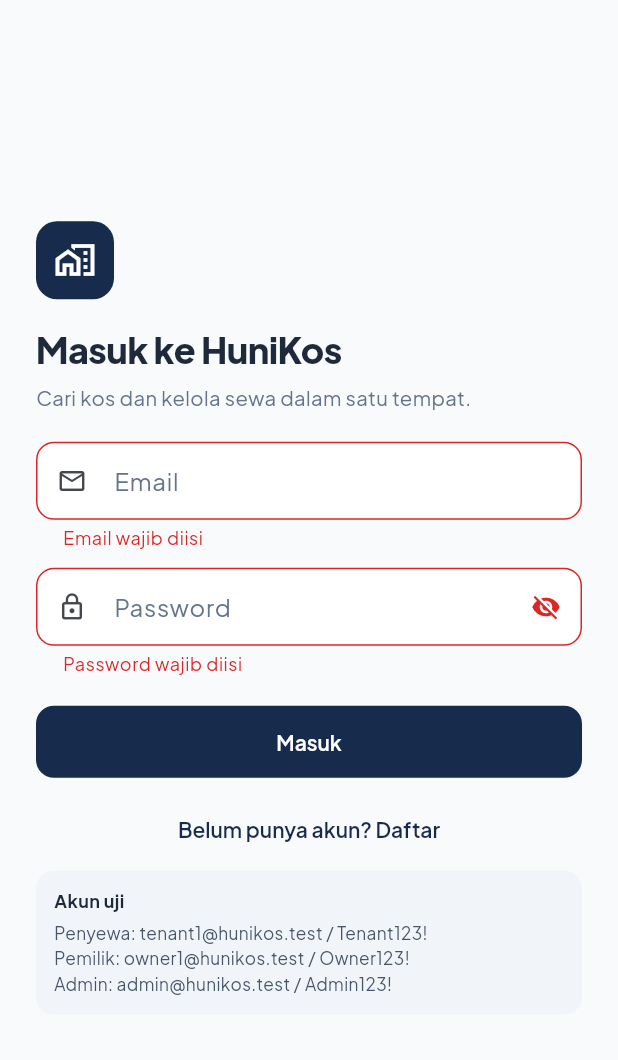
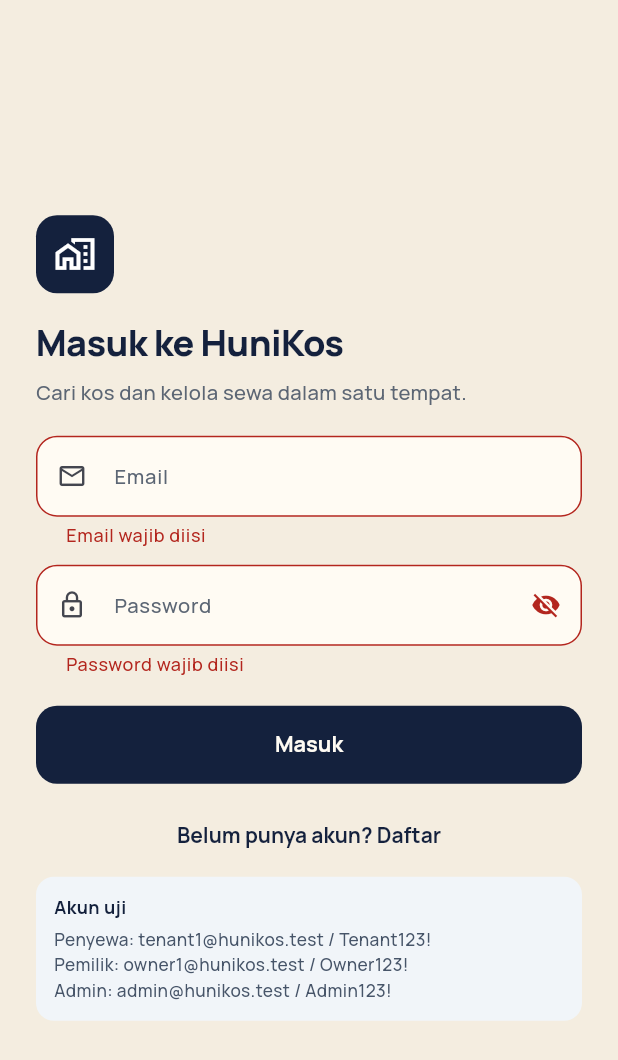
Before and after one commit to willdannaltairr/HuniKos-Flutter, a Flutter app: the screen it shows after launch, after a tap on "Masuk", on a phone screen of 412 x 824 dp. Shown: the top 1060 px of the screen. Run offline on Flutter 3.47's test engine with Material 3 defaults, Android fonts, the phone set to English and light mode, and no system bars; our stand-ins replace cached_network_image, dio, flutter_secure_storage, go_router, google_fonts, image_picker; accounts and stored records are empty; network calls fail.

Commit message:
feat(mobile): restyle theme with navy, cream and gold palette

```diff
--- a/lib/core/theme.dart
+++ b/lib/core/theme.dart
@@ -1,68 +1,127 @@
 import 'package:flutter/material.dart';
 import 'package:google_fonts/google_fonts.dart';
 
-/// Warna dari panduan desain. Warna teks status lebih gelap daripada warna
-/// ikon supaya kontrasnya cukup saat dipakai sebagai huruf.
+/// Palet HuniKos: navy tua, krem hangat, dan emas sebagai aksen.
+/// Varian teks emas lebih gelap supaya kontrasnya cukup di atas krem.
 class AppColors {
   const AppColors._();
 
-  static const primary = Color(0xFF172B4D);
-  static const background = Color(0xFFF8FAFC);
-  static const surface = Color(0xFFFFFFFF);
-  static const textPrimary = Color(0xFF1E293B);
-  static const textSecondary = Color(0xFF64748B);
-  static const blueTint = Color(0xFFEAF2FF);
-  static const border = Color(0xFFE2E8F0);
-  static const danger = Color(0xFFDC2626);
+  static const navy = Color(0xFF14213D);
+  static const navySoft = Color(0xFF22314F);
+  static const cream = Color(0xFFF4EDE0);
+  static const ivory = Color(0xFFFFFBF3);
+  static const gold = Color(0xFFC8A951);
+  static const goldSoft = Color(0xFFF2E8CF);
+  static const goldDeep = Color(0xFF8A6A22);
 
-  static const success = Color(0xFF16A34A);
-  static const successText = Color(0xFF15803D);
-  static const warning = Color(0xFFF59E0B);
-  static const warningText = Color(0xFFB45309);
-  static const dangerText = Color(0xFFB91C1C);
-  static const neutralText = Color(0xFF475569);
+  // Nama lama dipertahankan agar layar lain tidak perlu diubah sekaligus.
+  static const primary = navy;
+  static const background = cream;
+  static const surface = ivory;
+  static const textPrimary = navy;
+  static const textSecondary = Color(0xFF5C6674);
+  static const blueTint = Color(0xFFE8E5DA);
+  static const border = Color(0xFFE3DAC9);
+  static const danger = Color(0xFFB3261E);
+
+  static const success = Color(0xFF2F7D4F);
+  static const successText = Color(0xFF1F6B41);
+  static const warning = Color(0xFFB7791F);
+  static const warningText = Color(0xFF8A5A12);
+  static const dangerText = Color(0xFF9B1C1C);
+  static const neutralText = Color(0xFF5C6674);
+
+  /// Warna tipis untuk latar kartu di atas krem.
+  static const shim = Color(0x14000000);
+}
+
+class AppFonts {
+  const AppFonts._();
+
+  /// Serif untuk judul besar agar terasa seperti majalah perjalanan.
+  static const display = 'Fraunces';
+
+  /// Sans geometris untuk isi dan tombol: lembut dibaca di ukuran kecil.
+  static const body = 'Manrope';
+
+  static TextStyle title(double size, {FontWeight weight = FontWeight.w600, Color? color}) {
+    return GoogleFonts.fraunces(
+      fontSize: size,
+      fontWeight: weight,
+      color: color ?? AppColors.textPrimary,
+      height: 1.2,
+      letterSpacing: -0.4,
+    );
+  }
+
+  static TextStyle label(double size, {FontWeight weight = FontWeight.w600, Color? color}) {
+    return GoogleFonts.manrope(
+      fontSize: size,
+      fontWeight: weight,
+      color: color ?? AppColors.textPrimary,
+    );
+  }
 }
 
 class AppTheme {
   const AppTheme._();
 
   static ThemeData build() {
-    final baseText = GoogleFonts.plusJakartaSansTextTheme();
+    final body = GoogleFonts.manropeTextTheme(ThemeData.light().textTheme);
+
+    // Judul memakai serif; isi tetap sans agar form dan tabel mudah dibaca.
+    final textTheme = body.copyWith(
+      displayLarge: AppFonts.title(42, weight: FontWeight.w700),
+      displayMedium: AppFonts.title(36, weight: FontWeight.w700),
+      displaySmall: AppFonts.title(30, weight: FontWeight.w700),
+      headlineLarge: AppFonts.title(28, weight: FontWeight.w700),
+      headlineMedium: AppFonts.title(24, weight: FontWeight.w700),
+      headlineSmall: AppFonts.title(21, weight: FontWeight.w600),
+      titleLarge: AppFonts.title(19, weight: FontWeight.w600),
+      bodyLarge: AppFonts.label(15, weight: FontWeight.w500, color: AppColors.textPrimary),
+      bodyMedium: AppFonts.label(13.5, weight: FontWeight.w500, color: AppColors.textPrimary),
+      bodySmall: AppFonts.label(12, weight: FontWeight.w500, color: AppColors.textSecondary),
+      labelLarge: AppFonts.label(14, weight: FontWeight.w700),
+      labelMedium: AppFonts.label(12, weight: FontWeight.w600),
+      labelSmall: AppFonts.label(11, weight: FontWeight.w600, color: AppColors.textSecondary),
+    );
+
     final colorScheme = ColorScheme.fromSeed(
-      seedColor: AppColors.primary,
+      seedColor: AppColors.navy,
       brightness: Brightness.light,
     ).copyWith(
-      primary: AppColors.primary,
-      surface: AppColors.surface,
+      primary: AppColors.navy,
+      onPrimary: AppColors.ivory,
+      secondary: AppColors.gold,
+      onSecondary: AppColors.navy,
+      surface: AppColors.ivory,
+      onSurface: AppColors.textPrimary,
+      outlineVariant: AppColors.border,
       error: AppColors.danger,
     );
 
     return ThemeData(
       useMaterial3: true,
       colorScheme: colorScheme,
+      fontFamily: AppFonts.body,
       scaffoldBackgroundColor: AppColors.background,
-      textTheme: baseText.apply(
-        bodyColor: AppColors.textPrimary,
-        displayColor: AppColors.textPrimary,
-      ),
+      textTheme: textTheme,
       appBarTheme: AppBarTheme(
-        backgroundColor: AppColors.surface,
+        backgroundColor: AppColors.cream,
         foregroundColor: AppColors.textPrimary,
+        surfaceTintColor: Colors.transparent,
         elevation: 0,
-        scrolledUnderElevation: 0.5,
+        scrolledUnderElevation: 0,
         centerTitle: false,
-        titleTextStyle: GoogleFonts.plusJakartaSans(
-          fontSize: 18,
-          fontWeight: FontWeight.w700,
-          color: AppColors.textPrimary,
-        ),
+        titleTextStyle: AppFonts.title(20, weight: FontWeight.w600),
       ),
       cardTheme: CardThemeData(
         color: AppColors.surface,
+        surfaceTintColor: Colors.transparent,
         elevation: 0,
         margin: EdgeInsets.zero,
         shape: RoundedRectangleBorder(
-          borderRadius: BorderRadius.circular(16),
+          borderRadius: BorderRadius.circular(20),
           side: const BorderSide(color: AppColors.border),
         ),
       ),
@@ -74,80 +133,98 @@ class AppTheme {
       inputDecorationTheme: InputDecorationTheme(
         filled: true,
         fillColor: AppColors.surface,
-        contentPadding: const EdgeInsets.symmetric(horizontal: 14, vertical: 14),
+        contentPadding: const EdgeInsets.symmetric(horizontal: 16, vertical: 16),
+        hintStyle: AppFonts.label(13.5, weight: FontWeight.w500, color: AppColors.textSecondary),
+        labelStyle: AppFonts.label(13.5, weight: FontWeight.w500, color: AppColors.textSecondary),
         border: _inputBorder(AppColors.border),
         enabledBorder: _inputBorder(AppColors.border),
-        focusedBorder: _inputBorder(AppColors.primary, width: 1.6),
+        focusedBorder: _inputBorder(AppColors.navy, width: 1.6),
         errorBorder: _inputBorder(AppColors.danger),
         focusedErrorBorder: _inputBorder(AppColors.danger, width: 1.6),
-        hintStyle: const TextStyle(color: AppColors.textSecondary),
-        labelStyle: const TextStyle(color: AppColors.textSecondary),
       ),
       filledButtonTheme: FilledButtonThemeData(
         style: FilledButton.styleFrom(
-          backgroundColor: AppColors.primary,
-          foregroundColor: Colors.white,
-          minimumSize: const Size.fromHeight(48),
-          shape: RoundedRectangleBorder(borderRadius: BorderRadius.circular(12)),
-          textStyle: GoogleFonts.plusJakartaSans(fontWeight: FontWeight.w600),
+          backgroundColor: AppColors.navy,
+          foregroundColor: AppColors.ivory,
+          minimumSize: const Size.fromHeight(52),
+          padding: const EdgeInsets.symmetric(horizontal: 20),
+          shape: RoundedRectangleBorder(borderRadius: BorderRadius.circular(14)),
+          textStyle: AppFonts.label(14.5, weight: FontWeight.w700),
         ),
       ),
       outlinedButtonTheme: OutlinedButtonThemeData(
         style: OutlinedButton.styleFrom(
-          foregroundColor: AppColors.primary,
-          minimumSize: const Size.fromHeight(48),
-          side: const BorderSide(color: AppColors.border),
-          shape: RoundedRectangleBorder(borderRadius: BorderRadius.circular(12)),
-          textStyle: GoogleFonts.plusJakartaSans(fontWeight: FontWeight.w600),
+          foregroundColor: AppColors.navy,
+          minimumSize: const Size.fromHeight(52),
+          side: const BorderSide(color: AppColors.navy),
+          shape: RoundedRectangleBorder(borderRadius: BorderRadius.circular(14)),
+          textStyle: AppFonts.label(14.5, weight: FontWeight.w700),
         ),
       ),
       textButtonTheme: TextButtonThemeData(
         style: TextButton.styleFrom(
-          foregroundColor: AppColors.primary,
-          textStyle: GoogleFonts.plusJakartaSans(fontWeight: FontWeight.w600),
+          foregroundColor: AppColors.navy,
+          textStyle: AppFonts.label(14, weight: FontWeight.w700),
         ),
       ),
       chipTheme: ChipThemeData(
-        backgroundColor: AppColors.blueTint,
-        selectedColor: AppColors.primary,
+        backgroundColor: AppColors.surface,
+        selectedColor: AppColors.navy,
         side: const BorderSide(color: AppColors.border),
-        labelStyle: GoogleFonts.plusJakartaSans(
-          fontSize: 13,
-          color: AppColors.textPrimary,
-        ),
+        labelStyle: AppFonts.label(13, weight: FontWeight.w600),
+        secondaryLabelStyle: AppFonts.label(13, weight: FontWeight.w600, color: AppColors.ivory),
         shape: RoundedRectangleBorder(borderRadius: BorderRadius.circular(999)),
+        showCheckmark: false,
       ),
       navigationBarTheme: NavigationBarThemeData(
-        backgroundColor: AppColors.surface,
-        indicatorColor: AppColors.blueTint,
-        elevation: 0.5,
+        backgroundColor: AppColors.ivory,
+        surfaceTintColor: Colors.transparent,
+        indicatorColor: AppColors.goldSoft,
+        elevation: 0,
+        height: 68,
+        labelBehavior: NavigationDestinationLabelBehavior.alwaysShow,
         labelTextStyle: WidgetStateProperty.resolveWith(
-          (states) => GoogleFonts.plusJakartaSans(
-            fontSize: 12,
-            fontWeight: states.contains(WidgetState.selected)
-                ? FontWeight.w700
-                : FontWeight.w500,
-            color: states.contains(WidgetState.selected)
-                ? AppColors.primary
-                : AppColors.textSecondary,
+          (states) => AppFonts.label(
+            11.5,
+            weight: states.contains(WidgetState.selected) ? FontWeight.w700 : FontWeight.w500,
+            color: states.contains(WidgetState.selected) ? AppColors.navy : AppColors.textSecondary,
+          ),
+        ),
+        iconTheme: WidgetStateProperty.resolveWith(
+          (states) => IconThemeData(
+            size: 23,
+            color: states.contains(WidgetState.selected) ? AppColors.navy : AppColors.textSecondary,
           ),
         ),
       ),
       snackBarTheme: SnackBarThemeData(
         behavior: SnackBarBehavior.floating,
-        shape: RoundedRectangleBorder(borderRadius: BorderRadius.circular(12)),
-        backgroundColor: AppColors.textPrimary,
-        contentTextStyle: GoogleFonts.plusJakartaSans(color: Colors.white),
+        shape: RoundedRectangleBorder(borderRadius: BorderRadius.circular(14)),
+        backgroundColor: AppColors.navy,
+        contentTextStyle: AppFonts.label(13.5, weight: FontWeight.w500, color: AppColors.ivory),
       ),
-      progressIndicatorTheme: const ProgressIndicatorThemeData(
-        color: AppColors.primary,
+      progressIndicatorTheme: const ProgressIndicatorThemeData(color: AppColors.navy),
+      bottomSheetTheme: const BottomSheetThemeData(
+        backgroundColor: AppColors.ivory,
+        surfaceTintColor: Colors.transparent,
+        shape: RoundedRectangleBorder(
+          borderRadius: BorderRadius.vertical(top: Radius.circular(24)),
+        ),
       ),
+      dialogTheme: DialogThemeData(
+        backgroundColor: AppColors.ivory,
+        surfaceTintColor: Colors.transparent,
+        shape: RoundedRectangleBorder(borderRadius: BorderRadius.circular(22)),
+        titleTextStyle: AppFonts.title(19, weight: FontWeight.w600),
+        contentTextStyle: AppFonts.label(14, weight: FontWeight.w500, color: AppColors.textSecondary),
+      ),
+      listTileTheme: const ListTileThemeData(iconColor: AppColors.navy),
     );
   }
 
   static OutlineInputBorder _inputBorder(Color color, {double width = 1}) {
     return OutlineInputBorder(
-      borderRadius: BorderRadius.circular(12),
+      borderRadius: BorderRadius.circular(14),
       borderSide: BorderSide(color: color, width: width),
     );
   }
```
